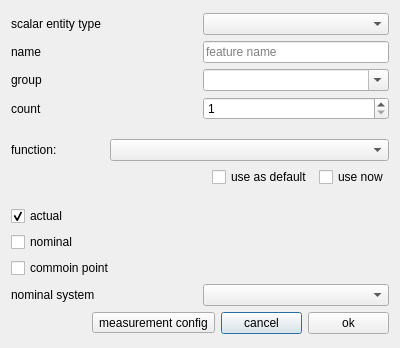
Before: the Qt Designer form ui/scalarentitydialog.ui in OpenIndy/OpenIndy, drawn with Qt 5.
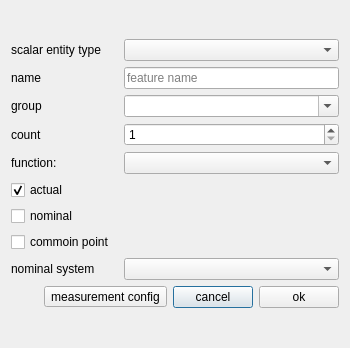
After: the same form once the commit is applied.

Commit message: a default function can now be set for each feature type #8

```diff
--- a/ui/scalarentitydialog.ui
+++ b/ui/scalarentitydialog.ui
@@ -6,7 +6,7 @@
    <rect>
     <x>0</x>
     <y>0</y>
-    <width>400</width>
+    <width>350</width>
     <height>348</height>
    </rect>
   </property>
@@ -23,7 +23,7 @@
    <item row="0" column="0">
     <layout class="QVBoxLayout" name="verticalLayout">
      <item>
-      <layout class="QHBoxLayout" name="horizontalLayout_2" stretch="1,1">
+      <layout class="QHBoxLayout" name="horizontalLayout_2" stretch="1,2">
        <item>
         <widget class="QLabel" name="label_scalarEntityType">
          <property name="text">
@@ -37,7 +37,7 @@
       </layout>
      </item>
      <item>
-      <layout class="QHBoxLayout" name="horizontalLayout_3" stretch="1,1">
+      <layout class="QHBoxLayout" name="horizontalLayout_3" stretch="1,2">
        <item>
         <widget class="QLabel" name="label_name">
          <property name="text">
@@ -55,7 +55,7 @@
       </layout>
      </item>
      <item>
-      <layout class="QHBoxLayout" name="horizontalLayout_5">
+      <layout class="QHBoxLayout" name="horizontalLayout_5" stretch="1,2">
        <item>
         <widget class="QLabel" name="label_group">
          <property name="text">
@@ -73,7 +73,7 @@
       </layout>
      </item>
      <item>
-      <layout class="QHBoxLayout" name="horizontalLayout_4" stretch="1,1">
+      <layout class="QHBoxLayout" name="horizontalLayout_4" stretch="1,2">
        <item>
         <widget class="QLabel" name="label_count">
          <property name="text">
@@ -94,23 +94,7 @@
       </layout>
      </item>
      <item>
-      <spacer name="verticalSpacer_2">
-       <property name="orientation">
-        <enum>Qt::Vertical</enum>
-       </property>
-       <property name="sizeType">
-        <enum>QSizePolicy::Fixed</enum>
-       </property>
-       <property name="sizeHint" stdset="0">
-        <size>
-         <width>282</width>
-         <height>13</height>
-        </size>
-       </property>
-      </spacer>
-     </item>
-     <item>
-      <layout class="QHBoxLayout" name="horizontalLayout_7" stretch="1,3">
+      <layout class="QHBoxLayout" name="horizontalLayout_7" stretch="1,2">
        <item>
         <widget class="QLabel" name="label">
          <property name="text">
@@ -123,53 +107,6 @@
        </item>
       </layout>
      </item>
-     <item>
-      <layout class="QHBoxLayout" name="horizontalLayout_8">
-       <item>
-        <spacer name="horizontalSpacer_2">
-         <property name="orientation">
-          <enum>Qt::Horizontal</enum>
-         </property>
-         <property name="sizeHint" stdset="0">
-          <size>
-           <width>40</width>
-           <height>20</height>
-          </size>
-         </property>
-        </spacer>
-       </item>
-       <item>
-        <widget class="QCheckBox" name="checkBox_useDefault">
-         <property name="text">
-          <string>use as default</string>
-         </property>
-        </widget>
-       </item>
-       <item>
-        <widget class="QCheckBox" name="checkBox_useNow">
-         <property name="text">
-          <string>use now</string>
-         </property>
-        </widget>
-       </item>
-      </layout>
-     </item>
-     <item>
-      <spacer name="verticalSpacer">
-       <property name="orientation">
-        <enum>Qt::Vertical</enum>
-       </property>
-       <property name="sizeType">
-        <enum>QSizePolicy::Fixed</enum>
-       </property>
-       <property name="sizeHint" stdset="0">
-        <size>
-         <width>282</width>
-         <height>13</height>
-        </size>
-       </property>
-      </spacer>
-     </item>
      <item>
       <widget class="QCheckBox" name="checkBox_actual">
        <property name="text">
@@ -195,7 +132,7 @@
       </widget>
      </item>
      <item>
-      <layout class="QHBoxLayout" name="horizontalLayout_6" stretch="1,1">
+      <layout class="QHBoxLayout" name="horizontalLayout_6" stretch="1,2">
        <item>
         <widget class="QLabel" name="label_nominalSystem">
          <property name="text">
```
The commit also changes 11 other files.
